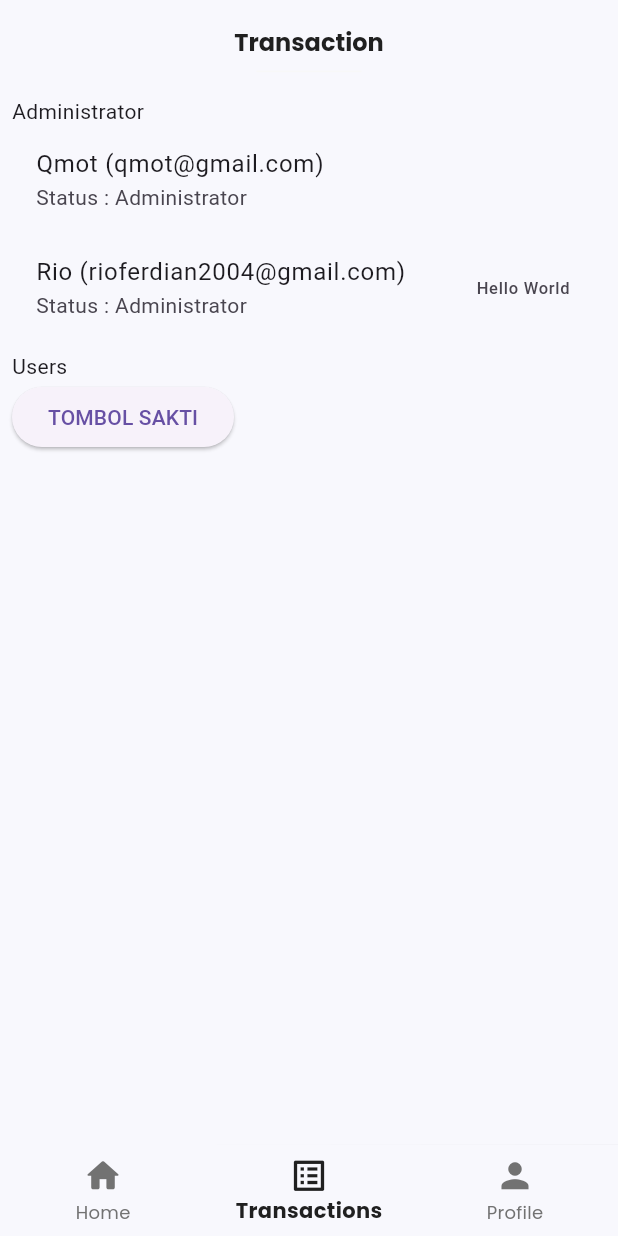
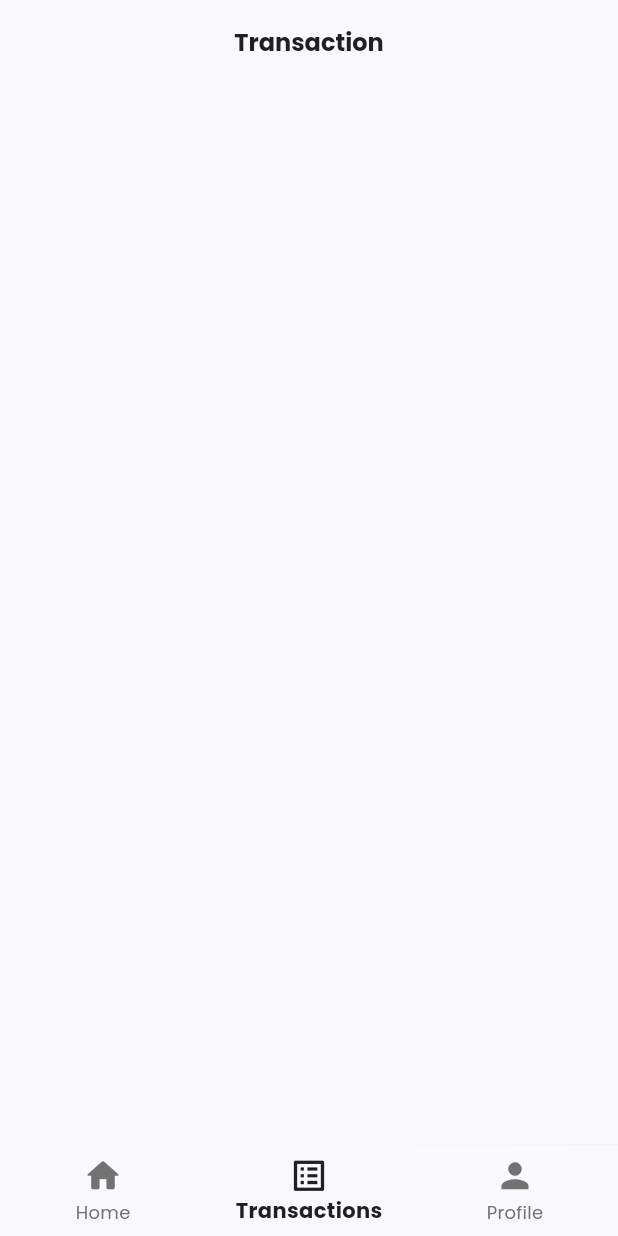
Before and after one commit to NevrCode/built_your_pc, a Flutter app: the IndexPage screen opened directly, swiped to page 2, on a phone screen of 412 x 824 dp. Run offline on Flutter 3.47's test engine with Material 3 defaults, Android fonts, the phone set to English and light mode, and no system bars; our stand-ins replace carousel_slider, fl_chart, image_picker, shared_preferences, supabase_flutter; missing offline and left inert: flutter_stripe; accounts and stored records are empty.

Commit message:
users list complete and admin panel complete for now

```diff
--- a/lib/pages/admin/admin_index.dart
+++ b/lib/pages/admin/admin_index.dart
@@ -1,5 +1,6 @@
 import 'package:built_your_pc/pages/admin/admin.dart';
 import 'package:built_your_pc/pages/admin/admin_catalog.dart';
+import 'package:built_your_pc/pages/admin/users_table.dart';
 import 'package:built_your_pc/pages/user/home.dart';
 import 'package:built_your_pc/pages/user/profile.dart';
 import 'package:built_your_pc/pages/user/transaction.dart';
@@ -108,7 +109,7 @@ class _AdminIndexState extends State<AdminIndex> {
           AdminHomePage(
             pageController: pageController,
           ),
-          TransactionPage(),
+          UsersTablePage(),
           AdminCatalogPage(),
         ],
       ),
--- a/lib/pages/user/transaction.dart
+++ b/lib/pages/user/transaction.dart
@@ -1,6 +1,4 @@
-import 'package:built_your_pc/services/user_provider.dart';
 import 'package:flutter/material.dart';
-import 'package:provider/provider.dart';
 
 class TransactionPage extends StatefulWidget {
   const TransactionPage({super.key});
@@ -12,34 +10,6 @@ class TransactionPage extends StatefulWidget {
 class _TransactionPageState extends State<TransactionPage> {
   @override
   Widget build(BuildContext context) {
-    return Padding(
-      padding: const EdgeInsets.all(8.0),
-      child: Column(crossAxisAlignment: CrossAxisAlignment.start, children: [
-        Text("Administrator"),
-        SizedBox(
-          height: 150,
-          child: ListView(
-            children: [
-              ListTile(
-                title: Text('Qmot (qmot@gmail.com)'),
-                subtitle: Text('Status : Administrator'),
-              ),
-              ListTile(
-                title: Text('Rio (rioferdian2004@gmail.com)'),
-                subtitle: Text('Status : Administrator'),
-                trailing: Text("Hello World"),
-              ),
-            ],
-          ),
-        ),
-        Text("Users"),
-        ElevatedButton(
-            onPressed: () async {
-              final prov = Provider.of<UserProvider>(context, listen: false);
-              prov.fetchUsers();
-            },
-            child: Text("TOMBOL SAKTI"))
-      ]),
-    );
+    return Container();
   }
 }
--- a/lib/services/user_provider.dart
+++ b/lib/services/user_provider.dart
@@ -5,7 +5,7 @@ import 'package:flutter/foundation.dart';
 class UserProvider with ChangeNotifier {
   List<UserModel> users = [];
   Future<void> fetchUsers() async {
-    final res = await supabase.from("user").select();
+    final res = await supabase.from("user").select().order("role");
     users = res.map((e) => UserModel.fromMap(e)).toList();
     notifyListeners();
   }
```
Also changed, not shown: lib/pages/admin/users_table.dart (+37 -4 lines), lib/pages/login.dart (+7 -1 lines), lib/services/auth_provider.dart (+7 -0 lines).
